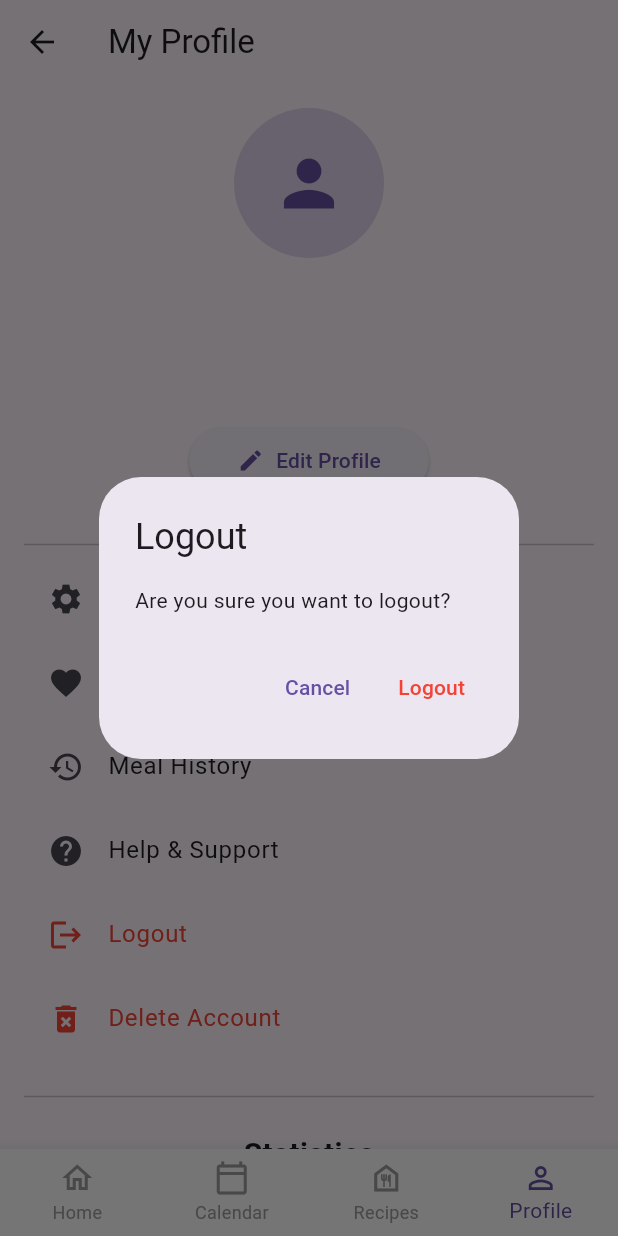
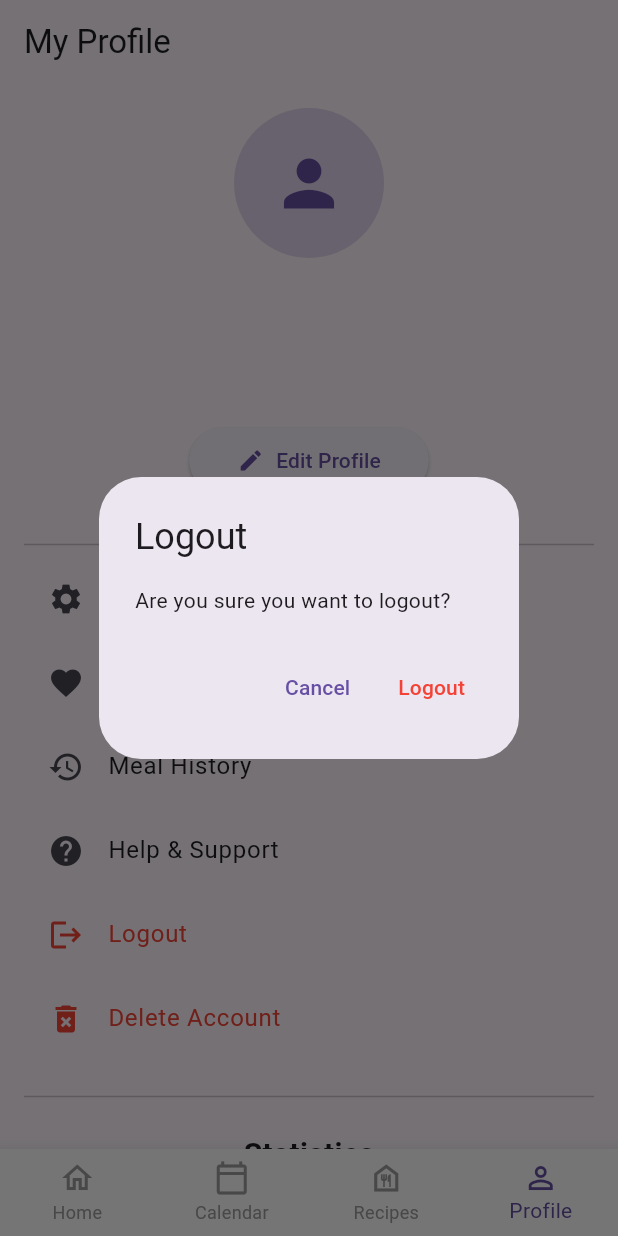
Before and after one commit to ainorjamal/meal_planner, a Flutter app: the CalendarScreen screen opened directly, item 4 of the bottom bar chosen, after a tap on "Logout", on a phone screen of 412 x 824 dp. Run offline on Flutter 3.47's test engine with Material 3 defaults, Android fonts, the light colour scheme and no system bars; our stand-ins replace cloud_firestore, firebase_auth, firebase_core, firebase_storage, fluttertoast, image_picker and 1 more; accounts and stored records are empty; network calls fail.

Commit message:
fix: removed the arrow back button on every screen

```diff
--- a/lib/pages/home_screen.dart
+++ b/lib/pages/home_screen.dart
@@ -73,6 +73,7 @@ class _HomeScreenState extends State<HomeScreen> {
                   autofocus: true,
                 )
                 : Text('Meal Planner'),
+
         actions: [
           // Search icon
           IconButton(
@@ -89,6 +90,7 @@ class _HomeScreenState extends State<HomeScreen> {
             },
           ),
         ],
+        automaticallyImplyLeading: false,
       ),
       body: _getBody(),
       bottomNavigationBar: BottomNavigationBar(
--- a/lib/pages/register_screen.dart
+++ b/lib/pages/register_screen.dart
@@ -97,7 +97,10 @@ class _RegisterScreenState extends State<RegisterScreen> {
   @override
   Widget build(BuildContext context) {
     return Scaffold(
-      appBar: AppBar(title: const Text('Register for Meal Planner')),
+      appBar: AppBar(
+        title: const Text('Register for Meal Planner'),
+        automaticallyImplyLeading: false,
+      ),
       body: Padding(
         padding: const EdgeInsets.all(16.0),
         child: Form(
@@ -107,7 +110,11 @@ class _RegisterScreenState extends State<RegisterScreen> {
               child: Column(
                 crossAxisAlignment: CrossAxisAlignment.stretch,
                 children: [
-                  Icon(Icons.app_registration, size: 80, color: Theme.of(context).primaryColor),
+                  Icon(
+                    Icons.app_registration,
+                    size: 80,
+                    color: Theme.of(context).primaryColor,
+                  ),
                   const SizedBox(height: 32),
 
                   // Username
@@ -140,7 +147,9 @@ class _RegisterScreenState extends State<RegisterScreen> {
                       if (value == null || value.isEmpty) {
                         return 'Please enter your email';
                       }
-                      if (!RegExp(r'^[\w-\.]+@([\w-]+\.)+[\w-]{2,4}$').hasMatch(value)) {
+                      if (!RegExp(
+                        r'^[\w-\.]+@([\w-]+\.)+[\w-]{2,4}$',
+                      ).hasMatch(value)) {
                         return 'Please enter a valid email address';
                       }
                       return null;
@@ -179,9 +188,18 @@ class _RegisterScreenState extends State<RegisterScreen> {
                     child: Column(
                       crossAxisAlignment: CrossAxisAlignment.start,
                       children: [
-                        Text("• At least 8 characters", style: TextStyle(color: Colors.red)),
-                        Text("• At least 1 uppercase letter", style: TextStyle(color: Colors.red)),
-                        Text("• At least 1 special character", style: TextStyle(color: Colors.red)),
+                        Text(
+                          "• At least 8 characters",
+                          style: TextStyle(color: Colors.red),
+                        ),
+                        Text(
+                          "• At least 1 uppercase letter",
+                          style: TextStyle(color: Colors.red),
+                        ),
+                        Text(
+                          "• At least 1 special character",
+                          style: TextStyle(color: Colors.red),
+                        ),
                       ],
                     ),
                   ),
@@ -244,12 +262,18 @@ class _RegisterScreenState extends State<RegisterScreen> {
                       padding: const EdgeInsets.symmetric(vertical: 16.0),
                       backgroundColor: Theme.of(context).primaryColor,
                     ),
-                    child: _isLoading
-                        ? const CircularProgressIndicator(color: Colors.white)
-                        : const Text(
-                            'REGISTER',
-                            style: TextStyle(fontSize: 16, color: Colors.white),
-                          ),
+                    child:
+                        _isLoading
+                            ? const CircularProgressIndicator(
+                              color: Colors.white,
+                            )
+                            : const Text(
+                              'REGISTER',
+                              style: TextStyle(
+                                fontSize: 16,
+                                color: Colors.white,
+                              ),
+                            ),
                   ),
                   const SizedBox(height: 16),
 
--- a/lib/screens/calendar_screen.dart
+++ b/lib/screens/calendar_screen.dart
@@ -110,7 +110,10 @@ class _CalendarScreenState extends State<CalendarScreen> {
     primaryColor = Theme.of(context).primaryColor;
 
     return Scaffold(
-      appBar: AppBar(title: Text('Meal Calendar')),
+      appBar: AppBar(
+        title: Text('Meal Calendar'),
+        automaticallyImplyLeading: false,
+      ),
       body:
           _isLoading
               ? Center(child: CircularProgressIndicator())
--- a/lib/screens/recipes_screen.dart
+++ b/lib/screens/recipes_screen.dart
@@ -71,6 +71,7 @@ class _RecipesScreenState extends State<RecipesScreen> {
     return Scaffold(
       appBar: AppBar(
         title: Text('Recipes'),
+        automaticallyImplyLeading: false,
         actions: [
           DropdownButton<String>(
             value: _selectedCategory,
--- a/lib/screens/user_profile_screen.dart
+++ b/lib/screens/user_profile_screen.dart
@@ -27,7 +27,10 @@ class _UserProfileScreenState extends State<UserProfileScreen> {
     primaryColor = Theme.of(context).primaryColor;
 
     return Scaffold(
-      appBar: AppBar(title: Text('My Profile')),
+      appBar: AppBar(
+        title: Text('My Profile'),
+        automaticallyImplyLeading: false,
+      ),
       body: _buildProfileContent(),
       bottomNavigationBar: BottomNavigationBar(
         currentIndex: _currentIndex,
@@ -257,13 +260,27 @@ class _UserProfileScreenState extends State<UserProfileScreen> {
 
                   if (confirm) {
                     // Sign out the user
-                    await authService.value.signOut();
+                    try {
+                      await authService.value.signOut();
+
+                      Navigator.pushReplacementNamed(context, '/');
+                    } catch (e) {
+                      // Handle any errors during logout
+                      ScaffoldMessenger.of(context).showSnackBar(
+                        SnackBar(
+                          content: Text('Error during logout: $e'),
+                          backgroundColor: Colors.red.shade700,
+                          behavior: SnackBarBehavior.floating,
+                          shape: RoundedRectangleBorder(
+                            borderRadius: BorderRadius.circular(10),
+                          ),
+                          margin: const EdgeInsets.all(16),
+                        ),
+                      );
+                    }
 
                     // Redirect to login screen
-                    Navigator.pushReplacementNamed(
-                      context,
-                      '/login',
-                    ); // Make sure to set up your route for login
+                    // Make sure to set up your route for login
                   }
                 },
               ),
```
